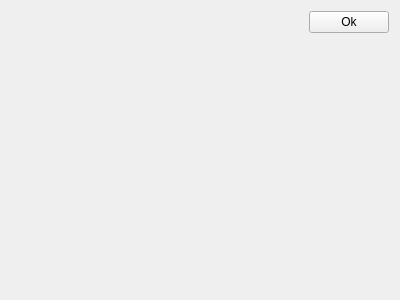
This is arkhorclient/optionchooser.ui in kingnak/arkhor as Qt 5 draws it before an edit. The edited form follows.
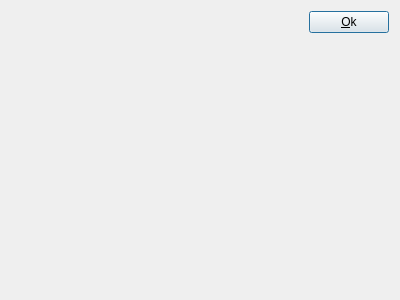
This is the edited form.

What changed in the file:
```diff
--- a/arkhorclient/optionchooser.ui
+++ b/arkhorclient/optionchooser.ui
@@ -31,7 +31,13 @@
        <item>
         <widget class="QPushButton" name="btnOptionActivate">
          <property name="text">
-          <string>Ok</string>
+          <string>&amp;Ok</string>
+         </property>
+         <property name="autoDefault">
+          <bool>true</bool>
+         </property>
+         <property name="default">
+          <bool>true</bool>
          </property>
         </widget>
        </item>
```
